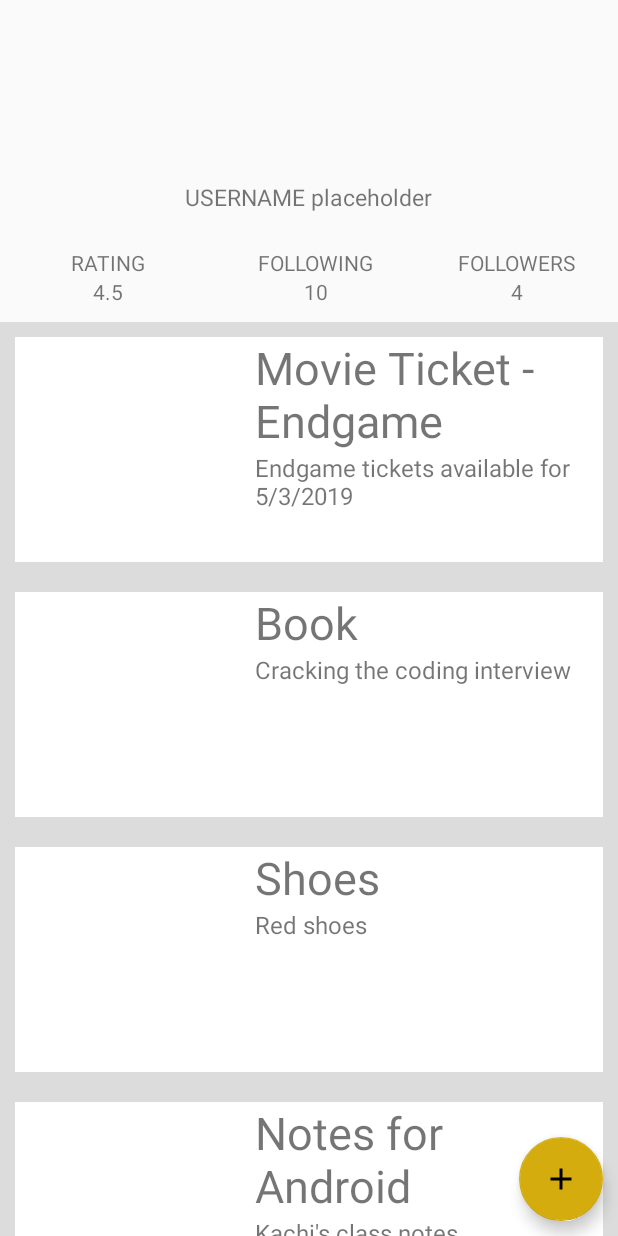
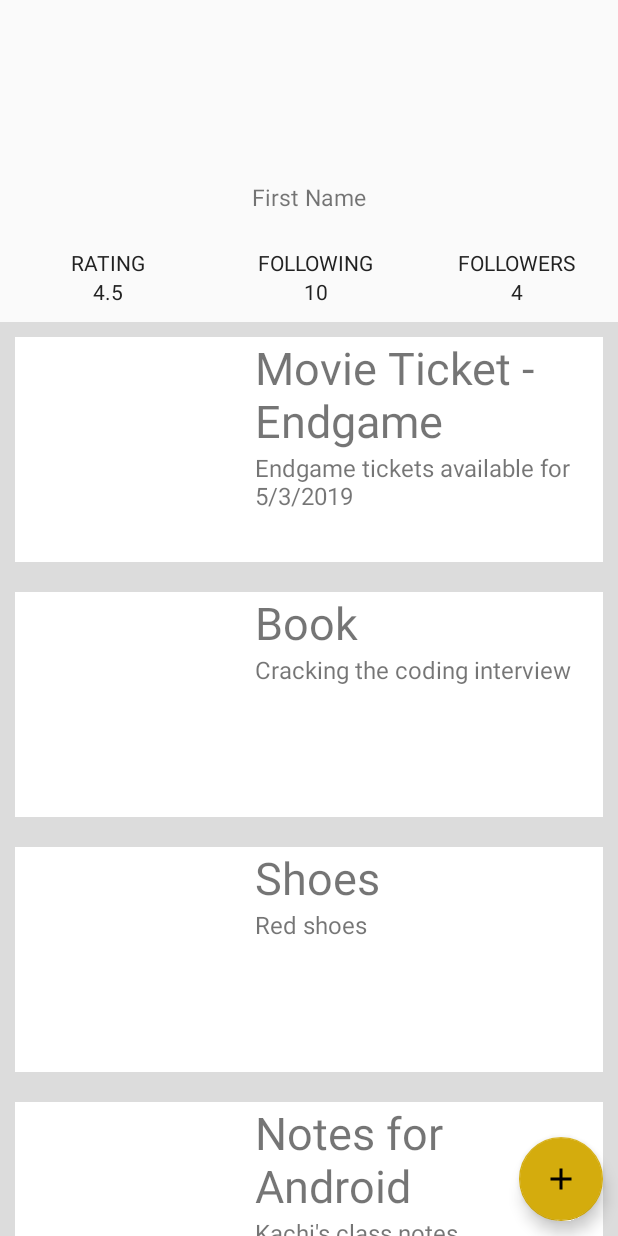
Before and after one commit to averma74/AndroidProject_PaceArcadian, an Android app: the ProfileInventory screen opened directly, with no data from a screen before it, on a phone screen of 412 x 824 dp. Run offline under Robolectric (Android 15) with nearby library versions, the phone set to English and light mode, and no system bars.

Commit message:
UI changes

```diff
--- a/PaceArcadian/app/src/main/java/com/example/pacearcadian/ProfileInventory.java
+++ b/PaceArcadian/app/src/main/java/com/example/pacearcadian/ProfileInventory.java
@@ -65,11 +65,11 @@ public class ProfileInventory extends Activity {
     @Override
     protected void onActivityResult(int requestCode, int resultCode, Intent data) {
         super.onActivityResult(requestCode, resultCode, data);
-        //Intent intent = getIntent();
+        //get data from second activity
         String title = data.getStringExtra(AddItem.EXTRA_MESSAGE_TITLE);
         String desc = data.getStringExtra(AddItem.EXTRA_MESSAGE_DESCRIPTION);
         if (resultCode == RESULT_OK) {
-            Log.i("debug", title);
+            //add it to recycler view
             mItem.add(new Items(title, desc));
             mAdapter.notifyDataSetChanged();
         }
--- a/PaceArcadian/app/src/main/res/layout/profile_inventory.xml
+++ b/PaceArcadian/app/src/main/res/layout/profile_inventory.xml
@@ -29,7 +29,7 @@
             android:textSize="15sp"
             android:layout_centerHorizontal="true"
             android:layout_below="@id/profile_image"
-            android:text="USERNAME placeholder"
+            android:text="@string/user_first_name"
             />
 
     </RelativeLayout>
@@ -58,13 +58,17 @@
                 android:layout_width="wrap_content"
                 android:layout_height="wrap_content"
                 android:layout_gravity="center_horizontal"
-                android:text="RATING"/>
+                android:fontFamily="sans-serif-thick"
+                android:textColor="@color/colorPrimaryDark"
+                android:text="@string/rating"/>
 
             <TextView
                 android:id="@+id/rating"
                 android:layout_width="wrap_content"
                 android:layout_height="wrap_content"
                 android:layout_gravity="center_horizontal"
+                android:fontFamily="sans-serif-thick"
+                android:textColor="@color/colorPrimaryDark"
                 android:text="4.5"/>
 
         </LinearLayout>
@@ -81,13 +85,17 @@
                 android:layout_width="wrap_content"
                 android:layout_height="wrap_content"
                 android:layout_gravity="center_horizontal"
-                android:text="FOLLOWING"/>
+                android:fontFamily="sans-serif-thick"
+                android:textColor="@color/colorPrimaryDark"
+                android:text="@string/following"/>
 
             <TextView
                 android:id="@+id/following_count"
                 android:layout_width="wrap_content"
                 android:layout_height="wrap_content"
                 android:layout_gravity="center_horizontal"
+                android:fontFamily="sans-serif-thick"
+                android:textColor="@color/colorPrimaryDark"
                 android:text="10"/>
 
         </LinearLayout>
@@ -104,13 +112,17 @@
                 android:layout_width="wrap_content"
                 android:layout_height="wrap_content"
                 android:layout_gravity="center_horizontal"
-                android:text="FOLLOWERS"/>
+                android:fontFamily="sans-serif-thick"
+                android:textColor="@color/colorPrimaryDark"
+                android:text="@string/followers"/>
 
             <TextView
                 android:id="@+id/follower_count"
                 android:layout_width="wrap_content"
                 android:layout_height="wrap_content"
                 android:layout_gravity="center_horizontal"
+                android:fontFamily="sans-serif-thick"
+                android:textColor="@color/colorPrimaryDark"
                 android:text="4"/>
 
         </LinearLayout>
@@ -139,5 +151,3 @@
 
 
 </RelativeLayout>
-    <!-- -->
-    <!-- -->
--- a/PaceArcadian/app/src/main/res/values/strings.xml
+++ b/PaceArcadian/app/src/main/res/values/strings.xml
@@ -49,5 +49,8 @@
     <string name="save_item">Save</string>
     <string name="enter_value_for_title">Please enter a value for title.</string>
     <string name="enter_value_for_description">Please enter a description.</string>
+    <string name="rating">RATING</string>
+    <string name="following">FOLLOWING</string>
+    <string name="followers">FOLLOWERS</string>
 
 </resources>
```
